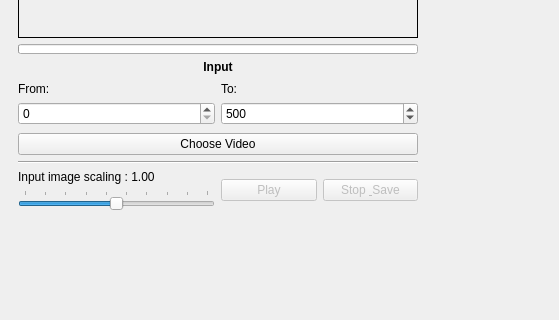
The window that gui/design/create_dataset_gui.ui (cdeldon/thermography) describes before a commit, drawn with Qt 5; both pictures show x 0 to 559 and y 299 to 619 of the 984 by 619 pixel window.
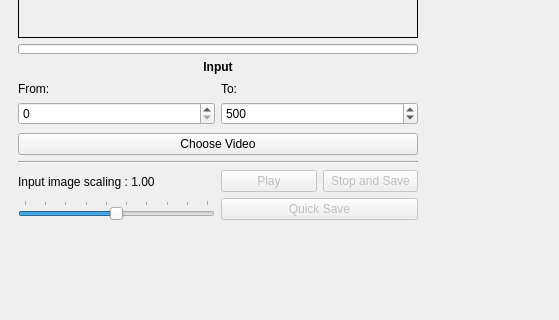
The same window after the commit. Icons and pictures are not drawn.

Commit message: Quick save without stopping

Diff of the .ui file:
```diff
--- a/gui/design/create_dataset_gui.ui
+++ b/gui/design/create_dataset_gui.ui
@@ -6,7 +6,7 @@
    <rect>
     <x>0</x>
     <y>0</y>
-    <width>957</width>
+    <width>961</width>
     <height>611</height>
    </rect>
   </property>
@@ -324,6 +324,8 @@
                </layout>
               </item>
               <item>
+               <layout class="QVBoxLayout" name="verticalLayout_14">
+                <item>
                <layout class="QHBoxLayout" name="play_stop_buttons_panel">
                 <property name="topMargin">
                  <number>0</number>
@@ -380,13 +382,25 @@
                    <string>&lt;html&gt;&lt;head/&gt;&lt;body&gt;&lt;p&gt;Resets the current video to the start.&lt;/p&gt;&lt;/body&gt;&lt;/html&gt;</string>
                   </property>
                   <property name="text">
-                   <string>Stop &amp; Save</string>
+                     <string>Stop and Save</string>
                   </property>
                   <property name="checkable">
                    <bool>false</bool>
                   </property>
                   <property name="checked">
                    <bool>false</bool>
+                    </property>
+                   </widget>
+                  </item>
+                 </layout>
+                </item>
+                <item>
+                 <widget class="QPushButton" name="quick_save_button">
+                  <property name="enabled">
+                   <bool>false</bool>
+                  </property>
+                  <property name="text">
+                   <string>Quick Save</string>
                   </property>
                  </widget>
                 </item>
```
Left out of the diff: 2 changed lines with no effect on the pictures. Lines whose indentation alone changed are shown as unchanged. The commit also changes 5 other files.
